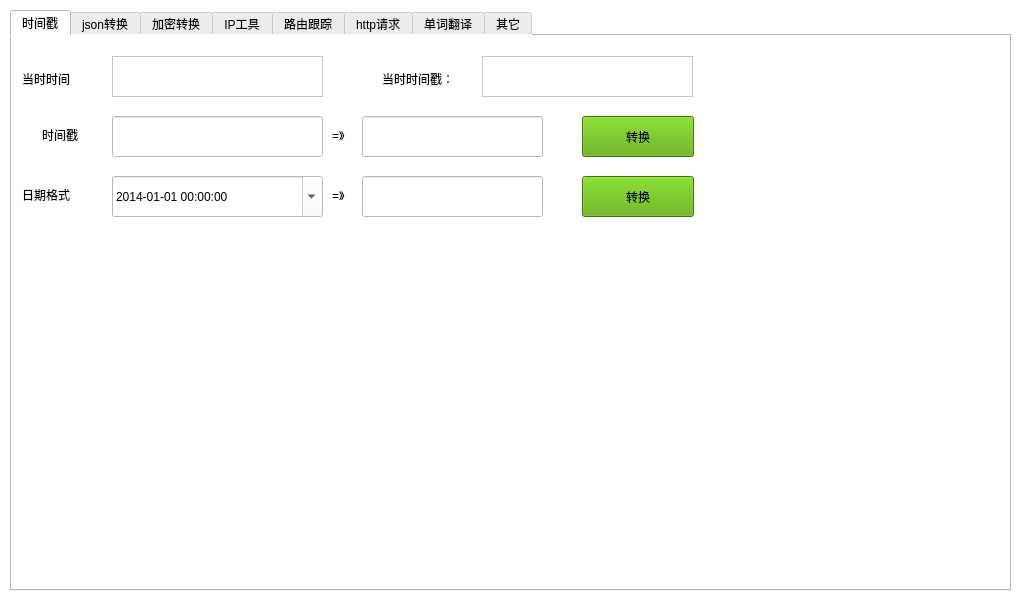
First picture: the form in codertool.ui, repository Iamtong/codertool, before the edit.
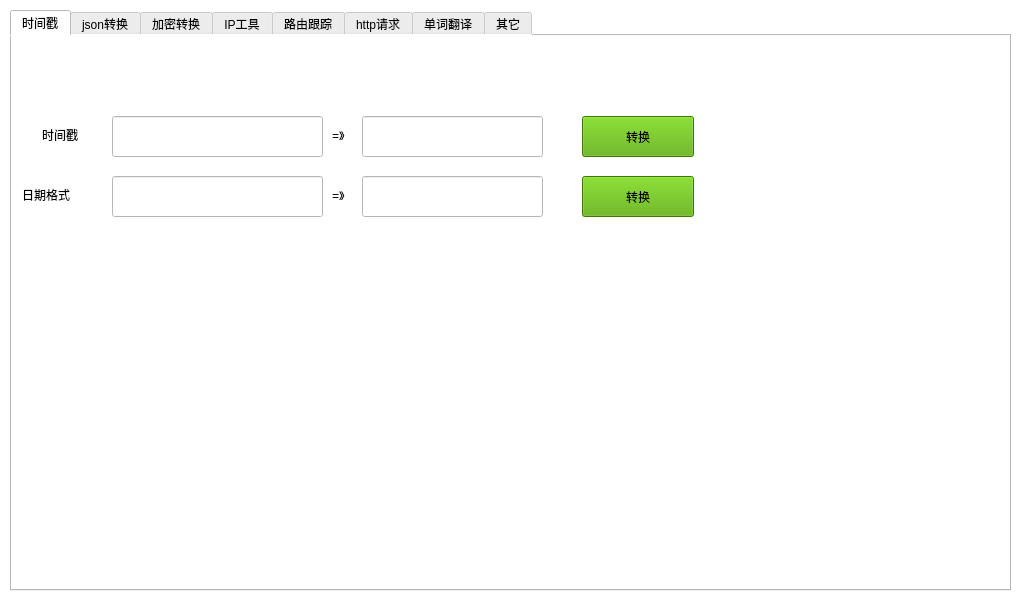
Second picture: the form after the edit. Icons and pictures are not drawn.

Diff of the .ui file:
```diff
--- a/codertool.ui
+++ b/codertool.ui
@@ -43,19 +43,6 @@
      <attribute name="title">
       <string>时间戳</string>
      </attribute>
-     <widget class="QLabel" name="label_2">
-      <property name="geometry">
-       <rect>
-        <x>10</x>
-        <y>27</y>
-        <width>91</width>
-        <height>31</height>
-       </rect>
-      </property>
-      <property name="text">
-       <string>当时时间</string>
-      </property>
-     </widget>
      <widget class="QPushButton" name="push_timetodate">
       <property name="geometry">
        <rect>
@@ -118,45 +105,6 @@
        </rect>
       </property>
      </widget>
-     <widget class="QLabel" name="label_3">
-      <property name="geometry">
-       <rect>
-        <x>370</x>
-        <y>27</y>
-        <width>91</width>
-        <height>31</height>
-       </rect>
-      </property>
-      <property name="text">
-       <string>当时时间戳：</string>
-      </property>
-     </widget>
-     <widget class="QDateTimeEdit" name="dateTime3">
-      <property name="geometry">
-       <rect>
-        <x>100</x>
-        <y>140</y>
-        <width>211</width>
-        <height>41</height>
-       </rect>
-      </property>
-      <property name="dateTime">
-       <datetime>
-        <hour>0</hour>
-        <minute>0</minute>
-        <second>0</second>
-        <year>2014</year>
-        <month>1</month>
-        <day>1</day>
-       </datetime>
-      </property>
-      <property name="displayFormat">
-       <string>yyyy-MM-dd HH:mm:ss</string>
-      </property>
-      <property name="calendarPopup">
-       <bool>true</bool>
-      </property>
-     </widget>
      <widget class="QLabel" name="label_6">
       <property name="geometry">
        <rect>
@@ -183,26 +131,6 @@
        <string>=》</string>
       </property>
      </widget>
-     <widget class="QTextBrowser" name="textBrowser">
-      <property name="geometry">
-       <rect>
-        <x>100</x>
-        <y>20</y>
-        <width>211</width>
-        <height>41</height>
-       </rect>
-      </property>
-     </widget>
-     <widget class="QTextBrowser" name="textBrowser_2">
-      <property name="geometry">
-       <rect>
-        <x>470</x>
-        <y>20</y>
-        <width>211</width>
-        <height>41</height>
-       </rect>
-      </property>
-     </widget>
      <widget class="QLineEdit" name="timestamp2">
       <property name="geometry">
        <rect>
@@ -229,6 +157,16 @@
        <string>转换</string>
       </property>
      </widget>
+     <widget class="QLineEdit" name="dateTime3">
+      <property name="geometry">
+       <rect>
+        <x>100</x>
+        <y>140</y>
+        <width>211</width>
+        <height>41</height>
+       </rect>
+      </property>
+     </widget>
     </widget>
     <widget class="QWidget" name="tab_2">
      <attribute name="title">
```
